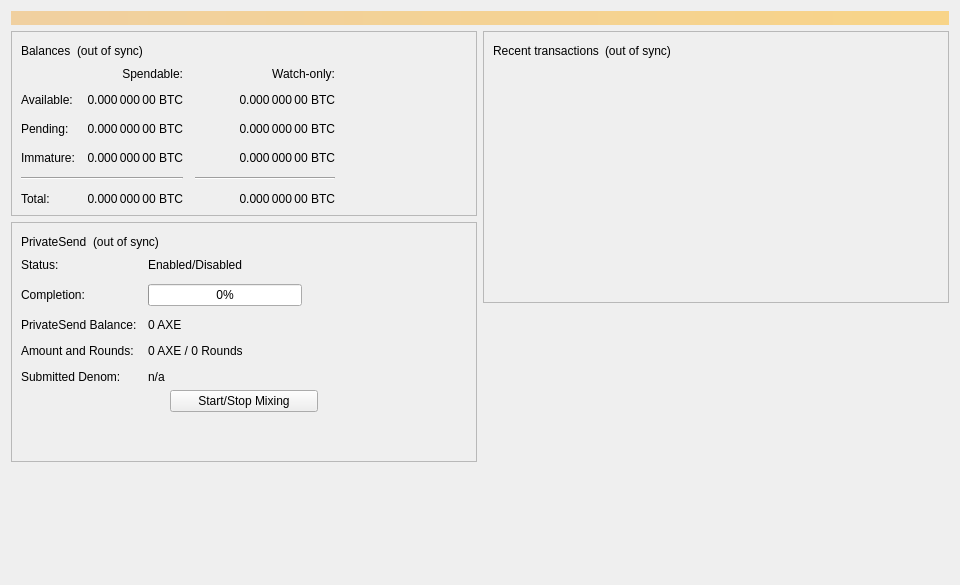
The window that src/qt/forms/overviewpage.ui (AXErunners/axe) describes before a commit, drawn with Qt 5.
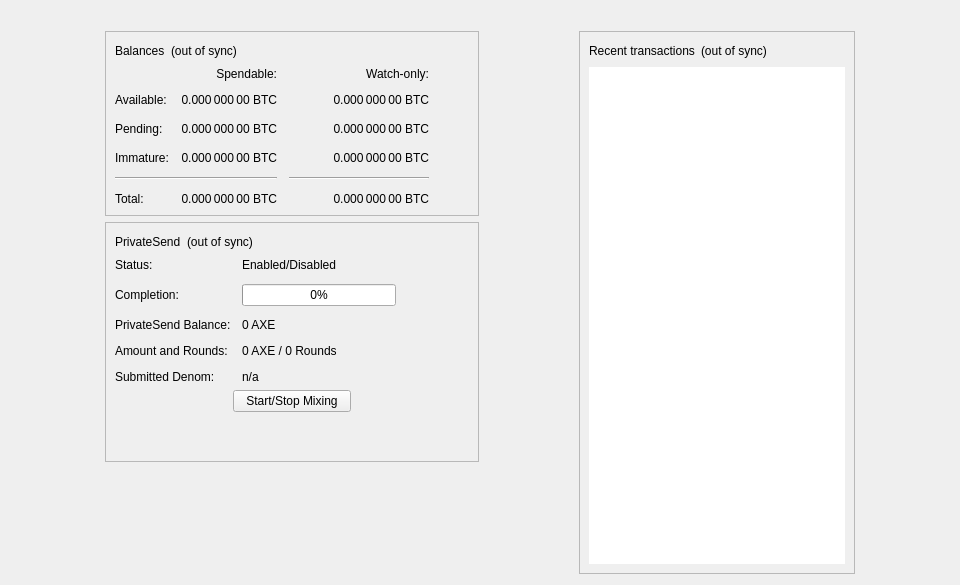
The same window after the commit.

Patch:
```diff
--- a/src/qt/forms/overviewpage.ui
+++ b/src/qt/forms/overviewpage.ui
@@ -25,9 +25,6 @@
      <property name="visible">
       <bool>false</bool>
      </property>
-     <property name="styleSheet">
-      <string notr="true">QLabel { background-color: qlineargradient(x1: 0, y1: 0, x2: 1, y2: 0, stop:0 #F0D0A0, stop:1 #F8D488); color:#000000; }</string>
-     </property>
      <property name="wordWrap">
       <bool>true</bool>
      </property>
@@ -40,7 +37,23 @@
     </widget>
    </item>
    <item>
-    <layout class="QHBoxLayout" name="horizontalLayout" stretch="1,1">
+    <layout class="QHBoxLayout" name="horizontalLayout" stretch="1,0,1,0,1">
+     <item>
+      <spacer name="horizontalSpacerLeft">
+       <property name="orientation">
+        <enum>Qt::Horizontal</enum>
+       </property>
+       <property name="sizeType">
+        <enum>QSizePolicy::Preferred</enum>
+       </property>
+       <property name="sizeHint" stdset="0">
+        <size>
+         <width>10</width>
+         <height>20</height>
+        </size>
+       </property>
+      </spacer>
+     </item>
      <item>
       <layout class="QVBoxLayout" name="verticalLayout_2">
        <item>
@@ -563,6 +576,19 @@
        </item>
       </layout>
      </item>
+     <item>
+      <spacer name="horizontalSpacerCenter">
+       <property name="orientation">
+        <enum>Qt::Horizontal</enum>
+       </property>
+       <property name="sizeHint" stdset="0">
+        <size>
+         <width>10</width>
+         <height>20</height>
+        </size>
+       </property>
+      </spacer>
+     </item>
      <item>
       <layout class="QVBoxLayout" name="verticalLayout_3">
        <item>
@@ -613,9 +639,6 @@
           </item>
           <item>
            <widget class="QListView" name="listTransactions">
-            <property name="styleSheet">
-             <string notr="true">QListView { background: transparent; }</string>
-            </property>
             <property name="frameShape">
              <enum>QFrame::NoFrame</enum>
             </property>
@@ -633,20 +656,23 @@
          </layout>
         </widget>
        </item>
+      </layout>
+     </item>
        <item>
-        <spacer name="verticalSpacer_2">
+      <spacer name="horizontalSpacerRight">
          <property name="orientation">
-          <enum>Qt::Vertical</enum>
+        <enum>Qt::Horizontal</enum>
+       </property>
+       <property name="sizeType">
+        <enum>QSizePolicy::Preferred</enum>
          </property>
          <property name="sizeHint" stdset="0">
           <size>
-           <width>20</width>
-           <height>40</height>
+         <width>10</width>
+         <height>20</height>
           </size>
          </property>
         </spacer>
-       </item>
-      </layout>
      </item>
     </layout>
    </item>
```
Lines whose indentation alone changed are shown as unchanged.
